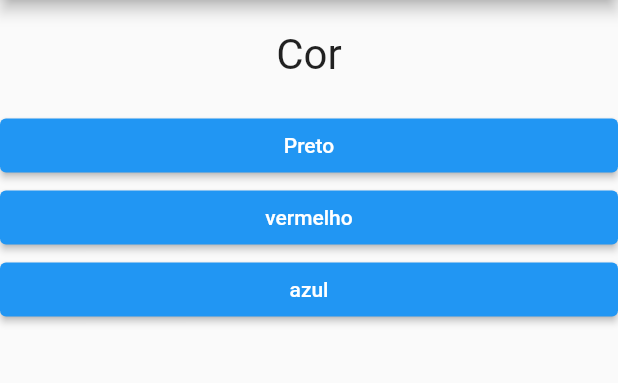
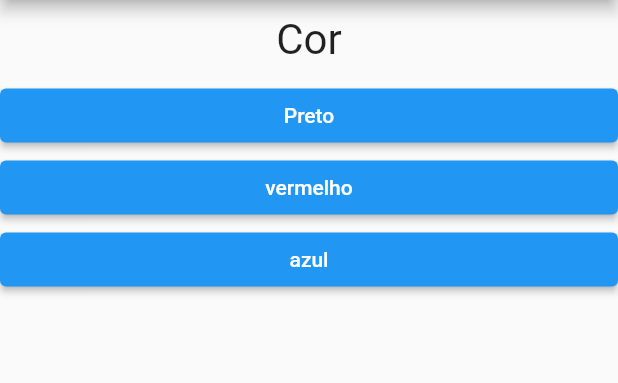
Before and after one commit to 4lexRossi/flutter_questions, a Flutter app: the screen it shows after launch, on a phone screen of 412 x 824 dp, the part 84-467 px from its top. Run offline on Flutter 3.47's test engine with Material 2 defaults, Android fonts, the phone set to English and light mode, and no system bars.

Commit message:
Create result and questionary widgets

```diff
--- a/lib/main.dart
+++ b/lib/main.dart
@@ -1,6 +1,6 @@
+import 'package:demo_project/questionary.dart';
+import 'package:demo_project/result.dart';
 import 'package:flutter/material.dart';
-import './question.dart';
-import './answer.dart';
 
 main() => runApp(const QuestionApp());
 
@@ -10,11 +10,19 @@ class _QuestionAppState extends State<QuestionApp> {
   final _questions = const [
     {
       'text': 'Cor',
-      'anwswers': ['Preto', 'vermelho', 'azul']
+      'anwswers': [
+        {'text': 'Preto', 'score': 10},
+        {'text': 'vermelho', 'score': 7},
+        {'text': 'azul', 'score': 5}
+      ]
     },
     {
       'text': 'animal',
-      'anwswers': ['cachorro', 'gato', 'peixe']
+      'anwswers': [
+        {'text': 'cachorro', 'score': 9},
+        {'text': 'gato', 'score': 6},
+        {'text': 'peixe', 'score': 3}
+      ]
     },
   ];
 
@@ -32,29 +40,20 @@ class _QuestionAppState extends State<QuestionApp> {
 
   @override
   Widget build(BuildContext context) {
-    List<String> anwswers = hasSelectedQuestions
-        ? _questions[_selectedQuestion].cast()['anwswers']
-        : [];
-
     return MaterialApp(
       home: Scaffold(
         appBar: AppBar(
           title: const Text('Flutter APP'),
         ),
         body: hasSelectedQuestions
-          ? Column(
-              children: <Widget>[
-                Question(_questions[_selectedQuestion]['text'].toString()),
-                ...anwswers.map((t) => Answer(t, _answer)).toList(),
-              ],
+            ? Questionary(
+                whenAnswer: _answer,
+                questions: _questions,
+                selectedQuestion: _selectedQuestion,
               )
-          : const Center(
-              child: Text(
-                'OK!',
-                style: TextStyle(fontSize: 28),
+            : const Result(),
       ),
-            ),
-    ));
+    );
   }
 }
 
--- a/lib/question.dart
+++ b/lib/question.dart
@@ -9,7 +9,7 @@ class Question extends StatelessWidget {
   Widget build(BuildContext context) {
     return Container(
       width: double.infinity,
-      margin: const EdgeInsets.all(20),
+      margin: const EdgeInsets.only(bottom: 10.0, top: 10.0),
       child: Text(
         text,
         style: const TextStyle(fontSize: 28),
--- /dev/null
+++ b/lib/questionary.dart
@@ -0,0 +1,41 @@
+import 'package:demo_project/answer.dart';
+import 'package:demo_project/question.dart';
+import 'package:flutter/material.dart';
+import 'package:flutter/src/widgets/container.dart';
+import 'package:flutter/src/widgets/framework.dart';
+
+class Questionary extends StatelessWidget {
+  final List<Map<String, Object>> questions;
+  final int selectedQuestion;
+  final void Function() whenAnswer;
+
+  bool get hasSelectedQuestions {
+    return selectedQuestion < questions.length;
+  }
+
+  Questionary({
+    required this.questions,
+    required this.selectedQuestion,
+    required this.whenAnswer,
+  });
+
+  @override
+  Widget build(BuildContext context) {
+    List<Map<String, Object>> anwswers = hasSelectedQuestions
+        ? questions[selectedQuestion]['anwswers'] as List<Map<String, Object>>
+        : [];
+    return Column(
+      children: [
+        Question(questions[selectedQuestion]['text'].toString()),
+        ...anwswers
+            .map(
+              (resp) => Answer(
+                resp['text'] as String,
+                whenAnswer,
+              ),
+            )
+            .toList(),
+      ],
+    );
+  }
+}
--- /dev/null
+++ b/lib/result.dart
@@ -0,0 +1,15 @@
+import 'package:flutter/cupertino.dart';
+
+class Result extends StatelessWidget {
+  const Result({super.key});
+
+  @override
+  Widget build(BuildContext context) {
+    return const Center(
+      child: Text(
+        'OK!',
+        style: TextStyle(fontSize: 28),
+      ),
+    );
+  }
+}
```
Lines whose indentation alone changed are shown as unchanged.
